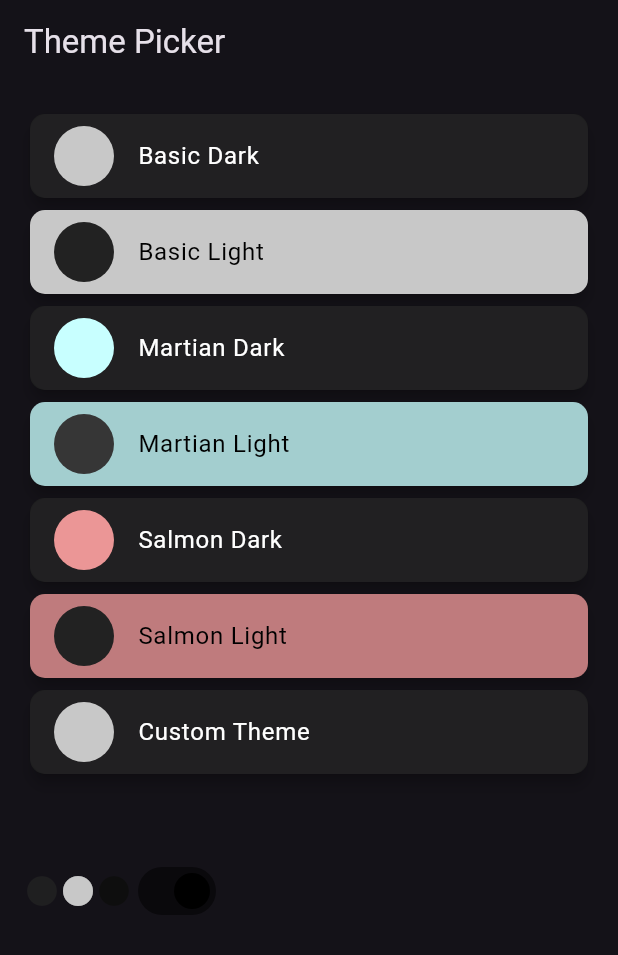
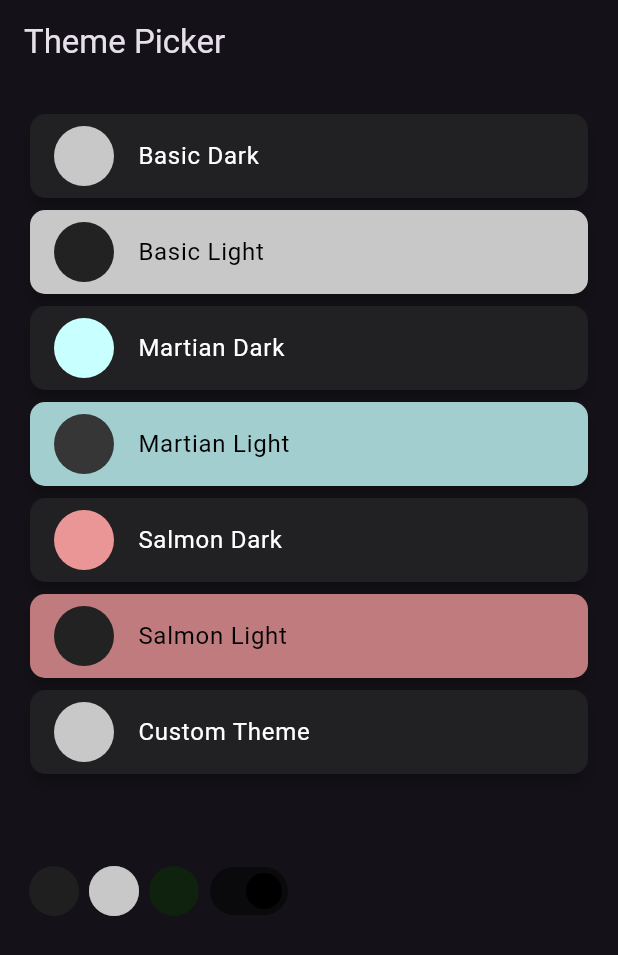
Before and after one commit to cueltschey/squared_away, a Flutter app: the ThemePicker screen opened directly with empty values, on a phone screen of 412 x 824 dp. Shown: the top 955 px of the screen. Run offline on Flutter 3.47's test engine with Material 3 defaults, Android fonts, the phone set to English and light mode, and no system bars; our stand-ins replace firebase_auth, firebase_core, fl_chart, flutter_colorpicker, flutter_markdown, flutter_secure_storage and 3 more; missing offline and left inert: googleapis; accounts and stored records are empty.

Commit message:
change styling of theme.dart

```diff
--- a/lib/theme.dart
+++ b/lib/theme.dart
@@ -28,7 +28,7 @@ class _ThemePickerState extends State<ThemePicker>{
   List<Color> _selectedColors = [
     Color.fromARGB(200, 34, 34, 34),
     Color.fromARGB(255, 200, 200, 200),
-    Color.fromARGB(255, 14, 14, 14),
+    Color.fromARGB(255, 14, 34, 14),
   ];
   bool _isCustomDark = true;
 
@@ -125,15 +125,15 @@ class _ThemePickerState extends State<ThemePicker>{
             children: [
               GestureDetector(
                 onTap: () => _pickColor(context, 0),
-                child: Icon(Icons.circle, color: _selectedColors[0])
+                child: Icon(Icons.circle, color: _selectedColors[0], size: 40)
               ),
               GestureDetector(
                   onTap: () => _pickColor(context, 1),
-                  child: Icon(Icons.circle, color: _selectedColors[1])
+                  child: Icon(Icons.circle, color: _selectedColors[1], size: 40)
               ),
               GestureDetector(
                   onTap: () => _pickColor(context, 2),
-                  child: Icon(Icons.circle, color: _selectedColors[2])
+                  child: Icon(Icons.circle, color: _selectedColors[2], size: 40)
               ),
               Switch(value: _isCustomDark, onChanged: (bool? checked) => setState(() =>
                 _isCustomDark = checked!
```
